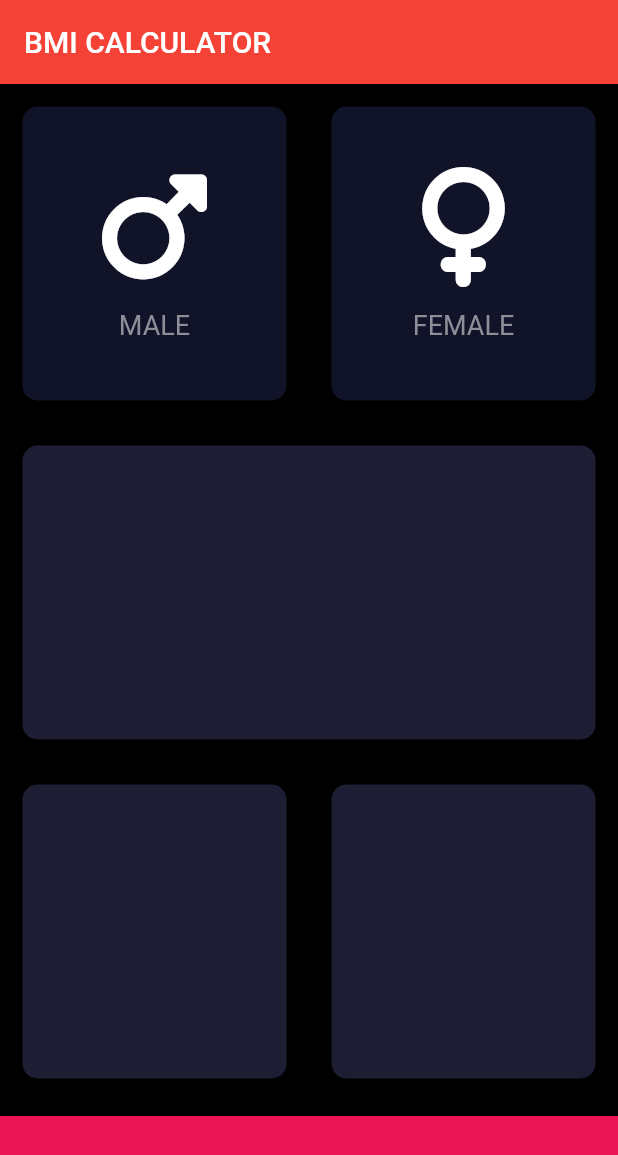
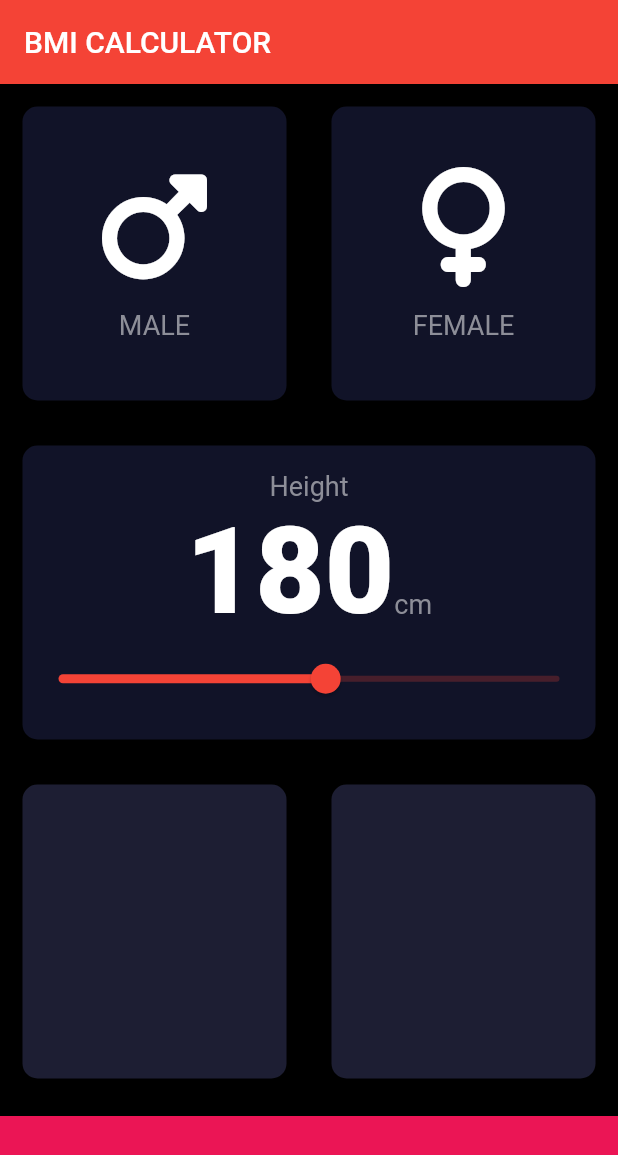
Before and after one commit to tdoug19/2021FlutterDevelopment, a Flutter app: the screen it shows after launch, on a phone screen of 412 x 824 dp. Shown: the top 1155 px of the screen. Run offline on Flutter 3.47's test engine with Material 2 defaults, Android fonts, the phone set to English and light mode, and no system bars; our stand-ins replace font_awesome_flutter.

```diff
--- /dev/null
+++ b/TDProjects/bmi-calculator-flutter-master/lib/constants.dart
@@ -0,0 +1,17 @@
+import 'package:flutter/material.dart';
+
+const Color kBottomContainerColor = Color(0xFFEB1555);
+const double kBottomContainerHeight = 80.0;
+const kActiveCardColor = Color(0xFF1D1E33);
+const kInactiveCardColor = Color(0xFF111328);
+
+const kIconTextStyle = TextStyle(
+  fontSize: 18.0,
+  color: Color(0xFF8D8E98),
+);
+
+const kNumberTextStyle = TextStyle(
+  fontSize: 80.0,
+  color: Colors.white,
+  fontWeight: FontWeight.w900,
+);
--- a/TDProjects/bmi-calculator-flutter-master/lib/icon_content.dart
+++ b/TDProjects/bmi-calculator-flutter-master/lib/icon_content.dart
@@ -1,9 +1,5 @@
 import 'package:flutter/material.dart';
-
-const iconTextStyle = TextStyle(
-  fontSize: 18.0,
-  color: Color(0xFF8D8E98),
-);
+import 'package:bmi_calculator/constants.dart';
 
 class IconContent extends StatelessWidget {
   IconContent({@required this.inputIconText, @required this.icon});
@@ -26,7 +22,7 @@ class IconContent extends StatelessWidget {
         ),
         Text(
           inputIconText,
-          style: iconTextStyle,
+          style: kIconTextStyle,
         ),
       ],
     );
--- a/TDProjects/bmi-calculator-flutter-master/lib/input_page.dart
+++ b/TDProjects/bmi-calculator-flutter-master/lib/input_page.dart
@@ -1,7 +1,7 @@
 import 'package:bmi_calculator/reusable_card.dart';
 import 'package:flutter/material.dart';
 import 'package:font_awesome_flutter/font_awesome_flutter.dart';
-
+import 'package:bmi_calculator/constants.dart';
 import 'package:bmi_calculator/icon_content.dart';
 
 class InputPage extends StatefulWidget {
@@ -9,11 +9,9 @@ class InputPage extends StatefulWidget {
   _InputPageState createState() => _InputPageState();
 }
 
-const Color bottomContainerColor = Color(0xFFEB1555);
-const double bottomContainerHeight = 80.0;
-const activeCardColor = Color(0xFF1D1E33);
-const inactiveCardColor = Color(0xFF111328);
 enum Gender { male, female }
+int userHeight = 180;
+double _currentSliderValue = 50.0;
 
 class _InputPageState extends State<InputPage> {
   Gender selectedGender;
@@ -25,6 +23,7 @@ class _InputPageState extends State<InputPage> {
         title: Text('BMI CALCULATOR'),
       ),
       body: Column(
+        crossAxisAlignment: CrossAxisAlignment.stretch,
         children: <Widget>[
           Expanded(
               child: Row(
@@ -37,8 +36,8 @@ class _InputPageState extends State<InputPage> {
                     });
                   },
                   cardColor: selectedGender == Gender.male
-                      ? activeCardColor
-                      : inactiveCardColor,
+                      ? kActiveCardColor
+                      : kInactiveCardColor,
                   cardChild: IconContent(
                     inputIconText: 'MALE',
                     icon: FontAwesomeIcons.mars,
@@ -53,8 +52,8 @@ class _InputPageState extends State<InputPage> {
                     });
                   },
                   cardColor: selectedGender == Gender.female
-                      ? activeCardColor
-                      : inactiveCardColor,
+                      ? kActiveCardColor
+                      : kInactiveCardColor,
                   cardChild: IconContent(
                     inputIconText: 'FEMALE',
                     icon: FontAwesomeIcons.venus,
@@ -64,23 +63,59 @@ class _InputPageState extends State<InputPage> {
             ],
           )),
           Expanded(
-            child: ReusableCard(cardColor: activeCardColor),
+            child: ReusableCard(
+              cardColor: kInactiveCardColor,
+              cardChild: Column(
+                mainAxisAlignment: MainAxisAlignment.center,
+                children: [
+                  Text(
+                    'Height',
+                    style: kIconTextStyle,
+                  ),
+                  Row(
+                    mainAxisAlignment: MainAxisAlignment.center,
+                    crossAxisAlignment: CrossAxisAlignment.baseline,
+                    textBaseline: TextBaseline.alphabetic,
+                    children: [
+                      Text(
+                        userHeight.toString(),
+                        style: kNumberTextStyle,
+                      ),
+                      Text(
+                        'cm',
+                        style: kIconTextStyle,
+                      ),
+                    ],
+                  ),
+                  Slider(
+                      value: userHeight.toDouble(),
+                      max: 250.0,
+                      min: 100.0,
+                      label: 'slider',
+                      onChanged: (double value) {
+                        setState(() {
+                          userHeight = value.toInt();
+                        });
+                      }),
+                ],
+              ),
+            ),
           ),
           Expanded(
               child: Row(
             children: <Widget>[
               Expanded(
-                child: ReusableCard(cardColor: activeCardColor),
+                child: ReusableCard(cardColor: kActiveCardColor),
               ),
               Expanded(
-                child: ReusableCard(cardColor: activeCardColor),
+                child: ReusableCard(cardColor: kActiveCardColor),
               ),
             ],
           )),
           Container(
-            color: bottomContainerColor,
+            color: kBottomContainerColor,
             margin: EdgeInsets.only(top: 10.0),
-            height: bottomContainerHeight,
+            height: kBottomContainerHeight,
             width: double.infinity,
           )
         ],
```
Also changed, not shown: 1 other file.
